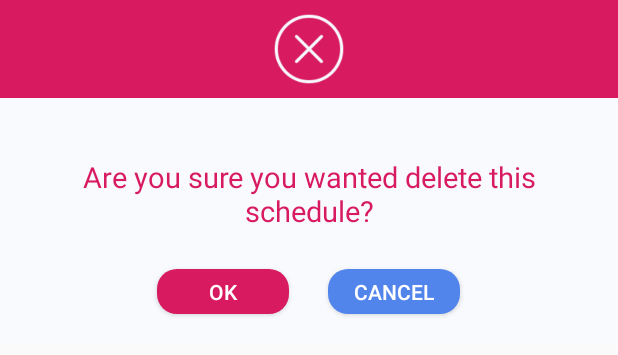
After one commit to duongtainhan/YourTime, an Android app: the layout dialog_delete.xml on its own in the app's theme, with its tools: preview values and no code run, on a phone screen of 412 x 824 dp. The commit adds this screen. Shown: the top 355 px of the screen. Run offline under Robolectric (Android 15) with nearby library versions, the phone set to English and light mode, and no system bars.

Commit message:
Function: Delete Data in Cloud Firestore

```diff
--- /dev/null
+++ b/app/src/main/java/com/example/duongtainhan555/yourtime/Interface/SendStatus.java
@@ -0,0 +1,5 @@
+package com.example.duongtainhan555.yourtime.Interface;
+
+public interface SendStatus {
+    void DeleteData(boolean b,String time);
+}
--- /dev/null
+++ b/app/src/main/res/layout/dialog_delete.xml
@@ -0,0 +1,77 @@
+<?xml version="1.0" encoding="utf-8"?>
+<LinearLayout xmlns:android="http://schemas.android.com/apk/res/android"
+    android:layout_width="match_parent"
+    android:layout_height="wrap_content"
+    android:background="@color/material_white"
+    android:orientation="vertical">
+
+    <RelativeLayout
+        android:layout_width="match_parent"
+        android:layout_height="wrap_content"
+        android:background="@color/colorAccent">
+
+        <LinearLayout
+            android:layout_width="match_parent"
+            android:layout_height="wrap_content"
+            android:layout_margin="@dimen/_5sdp"
+            android:gravity="center">
+
+            <ImageView
+                android:layout_width="@dimen/_40sdp"
+                android:layout_height="@dimen/_40sdp"
+                android:src="@drawable/ic_dialog_delete" />
+
+        </LinearLayout>
+    </RelativeLayout>
+
+    <RelativeLayout
+        android:layout_width="match_parent"
+        android:layout_height="wrap_content">
+
+        <TextView
+            android:gravity="center"
+            android:layout_marginStart="@dimen/_20sdp"
+            android:layout_marginEnd="@dimen/_20sdp"
+            android:layout_marginTop="@dimen/_30sdp"
+            android:id="@+id/txtNotif"
+            android:layout_width="wrap_content"
+            android:layout_height="wrap_content"
+            android:layout_centerHorizontal="true"
+            android:maxLines="10"
+            android:text="@string/are_you_sure"
+            android:textColor="@color/colorAccent"
+            android:textSize="@dimen/_15sdp" />
+
+        <RelativeLayout
+            android:layout_width="match_parent"
+            android:layout_below="@+id/txtNotif"
+            android:gravity="center"
+            android:layout_height="wrap_content">
+            <Button
+                android:id="@+id/btnDelete"
+                android:layout_width="wrap_content"
+                android:layout_height="30dp"
+                android:layout_centerHorizontal="true"
+                android:layout_marginTop="@dimen/_20sdp"
+                android:layout_marginBottom="20dp"
+                android:background="@drawable/custom_button_error"
+                android:gravity="center_vertical|center_horizontal"
+                android:text="@string/ok"
+                android:textColor="#ffffffff" />
+            <Button
+                android:id="@+id/btnCancel"
+                android:layout_marginStart="@dimen/_20sdp"
+                android:layout_toEndOf="@id/btnDelete"
+                android:layout_width="wrap_content"
+                android:layout_height="30dp"
+                android:layout_centerHorizontal="true"
+                android:layout_marginTop="@dimen/_20sdp"
+                android:layout_marginBottom="20dp"
+                android:background="@drawable/custom_button_ok"
+                android:gravity="center_vertical|center_horizontal"
+                android:text="@string/cancel"
+                android:textColor="#ffffffff" />
+        </RelativeLayout>
+    </RelativeLayout>
+
+</LinearLayout>
--- a/app/src/main/res/values/colors.xml
+++ b/app/src/main/res/values/colors.xml
@@ -3,6 +3,7 @@
     <color name="colorPrimary">#cb666d</color>
     <color name="colorPrimaryDark">#00574B</color>
     <color name="colorAccent">#D81B60</color>
+    <color name="colorAccent2">#c74273</color>
     //Material color
     <color name="material_background_blue">#e9f0fd</color>
     <color name="material_background_blue_2">#cbddfd</color>
--- a/app/src/main/res/values/strings.xml
+++ b/app/src/main/res/values/strings.xml
@@ -31,4 +31,6 @@
     <string name="not_ready">Not Ready</string>
     <string name="day_la_ghi_chu">Day la ghi chu</string>
     <string name="edit">Edit</string>
+    <string name="are_you_sure">Are you sure you wanted delete this schedule?</string>
+    <string name="cancel">Cancel</string>
 </resources>
```
Also changed, not shown: app/src/main/java/com/example/duongtainhan555/yourtime/Adapter/ScheduleAdapter.java (+57 -9 lines), app/src/main/java/com/example/duongtainhan555/yourtime/Fragment/SetTimeFragment.java (+12 -7 lines), app/src/main/java/com/example/duongtainhan555/yourtime/Model/DataItem.java (+22 -1 lines), app/src/main/java/com/example/duongtainhan555/yourtime/Model/ScheduleItem.java (+1 -15 lines), app/src/main/res/drawable/ic_dialog_delete.png (added).
